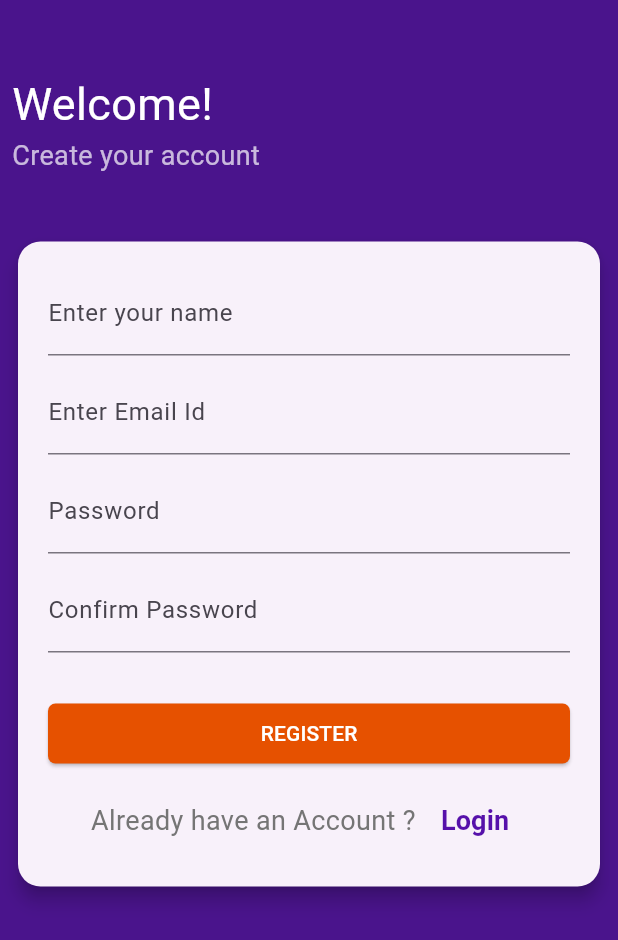
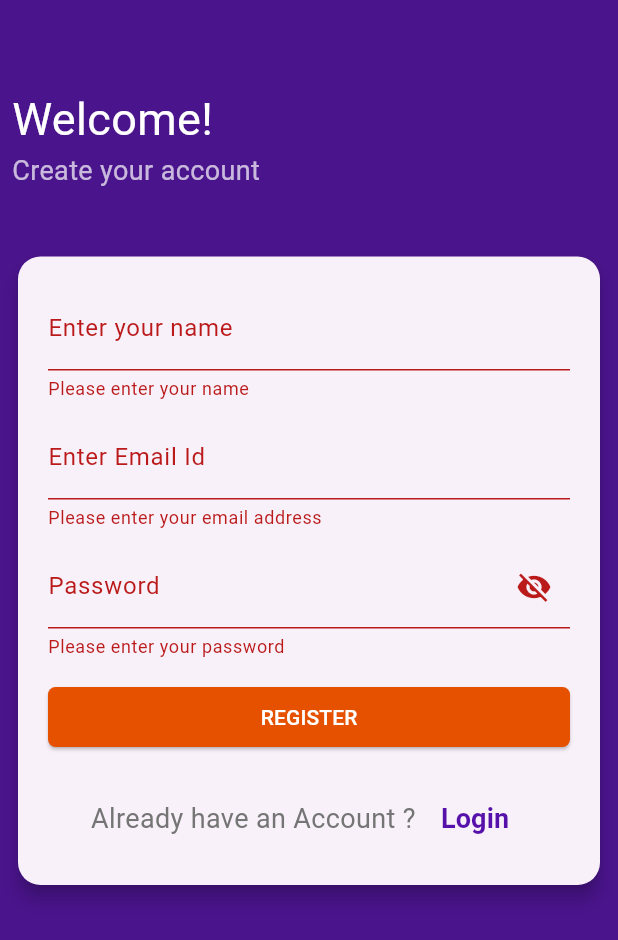
Before and after one commit to Rahullkumr/bynry_casestudy_flutter, a Flutter app: the RegisterPage screen opened directly, after a tap on "REGISTER", on a phone screen of 412 x 824 dp. Shown: the top 940 px of the screen. Run offline on Flutter 3.47's test engine with Material 3 defaults, Android fonts, the light colour scheme and no system bars.

Commit message:
fix: login and signup validations

```diff
--- a/lib/main.dart
+++ b/lib/main.dart
@@ -1,5 +1,5 @@
+import 'package:bynry_casestudy_flutter/login_page.dart';
 import 'package:flutter/material.dart';
-import 'package:myapp/login_page.dart';
 
 void main() {
   runApp(const MyApp());
--- a/lib/register_page.dart
+++ b/lib/register_page.dart
@@ -1,5 +1,5 @@
 import 'package:flutter/material.dart';
-import 'package:myapp/login_page.dart';
+import 'package:bynry_casestudy_flutter/login_page.dart';
 
 class RegisterPage extends StatefulWidget {
   const RegisterPage({super.key});
@@ -9,6 +9,12 @@ class RegisterPage extends StatefulWidget {
 }
 
 class _RegisterPageState extends State<RegisterPage> {
+  final _formKey = GlobalKey<FormState>();
+  String _name = "";
+  String _email = "";
+  String _password = "";
+  bool _visible = false;
+
   @override
   Widget build(BuildContext context) {
     return Scaffold(
@@ -20,7 +26,7 @@ class _RegisterPageState extends State<RegisterPage> {
             children: [
               // Text elements positioned at the top
               const Padding(
-                padding: EdgeInsets.only(top: 40),
+                padding: EdgeInsets.only(top: 50),
                 child: Row(
                   children: [
                     Expanded(
@@ -55,35 +61,84 @@ class _RegisterPageState extends State<RegisterPage> {
                 ),
                 child: Padding(
                   padding: const EdgeInsets.all(20.0),
+                  child: Form(
+                    key: _formKey,
                     child: Column(
                       mainAxisSize: MainAxisSize.min,
                       children: [
-                      const TextField(
-                        decoration: InputDecoration(
+                        // Username field
+                        TextFormField(
+                          decoration: const InputDecoration(
                             labelText: 'Enter your name',
                           ),
+                          validator: (value) {
+                            if (value == null || value.isEmpty) {
+                              return 'Please enter your name';
+                            }
+                            return null;
+                          },
+                          onSaved: (value) {
+                            _name = value!;
+                          },
                         ),
                         const SizedBox(height: 10.0),
-                      const TextField(
-                        decoration: InputDecoration(
+
+                        // Email field
+                        TextFormField(
+                          decoration: const InputDecoration(
                             labelText: 'Enter Email Id',
                           ),
+                          keyboardType: TextInputType.emailAddress,
+                          validator: (value) {
+                            if (value == null || value.isEmpty) {
+                              return 'Please enter your email address';
+                            }
+                            final emailRegExp = RegExp(
+                                r"[a-zA-Z0-9.!#$%&'*+/=?^_`{|}~-]+@[a-zA-Z0-9](?:[a-zA-Z0-9-]{0,253}[a-zA-Z0-9])?");
+                            if (!emailRegExp.hasMatch(value)) {
+                              return 'Please enter a valid email address';
+                            }
+                            return null;
+                          },
+                          onSaved: (value) {
+                            _email = value!;
+                          },
                         ),
-                      const SizedBox(height: 10.0), // Spacing between fields
-                      const TextField(
-                        obscureText: true,
+                        const SizedBox(height: 10.0),
+
+                        // Password field
+                        TextFormField(
                           decoration: InputDecoration(
                             labelText: 'Password',
+                            suffixIcon: IconButton(
+                              icon: Icon(
+                                _visible
+                                    ? Icons.visibility
+                                    : Icons.visibility_off,
+                              ),
+                              onPressed: () {
+                                setState(() {
+                                  _visible = !_visible;
+                                });
+                              },
                             ),
                           ),
-                      const SizedBox(height: 10.0), // Spacing between fields
-                      const TextField(
-                        obscureText: true,
-                        decoration: InputDecoration(
-                          labelText: 'Confirm Password',
+                          obscureText: !_visible,
+                          validator: (value) {
+                            if (value == null || value.isEmpty) {
+                              return 'Please enter your password';
+                            }
+                            if (value.length < 8) {
+                              return 'Password must be at least 8 characters long';
+                            }
+                            return null;
+                          },
+                          onSaved: (value) {
+                            _password = value!;
+                          },
                         ),
-                      ),
-                      const SizedBox(height: 30.0),
+                        const SizedBox(height: 15.0),
+
                         // Login button
                         Row(
                           children: [
@@ -96,7 +151,22 @@ class _RegisterPageState extends State<RegisterPage> {
                                   ),
                                 ),
                                 onPressed: () {
-                                // Handle login button press
+                                  if (_formKey.currentState!.validate()) {
+                                    _formKey.currentState!.save();
+                                    ScaffoldMessenger.of(context).showSnackBar(
+                                      const SnackBar(
+                                        content:
+                                            Text('Registration Successful'),
+                                        backgroundColor: Colors.green,
+                                      ),
+                                    );
+                                    Navigator.push(
+                                      context,
+                                      MaterialPageRoute(
+                                        builder: (context) => const LoginPage(),
+                                      ),
+                                    );
+                                  }
                                 },
                                 child: const Text('REGISTER',
                                     style: TextStyle(color: Colors.white)),
@@ -104,7 +174,8 @@ class _RegisterPageState extends State<RegisterPage> {
                             ),
                           ],
                         ),
-                      const SizedBox(height: 10.0),
+                        const SizedBox(height: 20.0),
+
                         Row(
                           mainAxisAlignment: MainAxisAlignment.center,
                           children: [
@@ -137,6 +208,7 @@ class _RegisterPageState extends State<RegisterPage> {
                     ),
                   ),
                 ),
+              ),
             ],
           ),
         ),
```
Also changed, not shown: lib/login_page.dart (+29 -8 lines), pubspec.yaml (+3 -34 lines), images/ss/fpwd.jpg (added), images/ss/login.jpg (added), images/ss/loginui.jpg (deleted), images/ss/register.jpg (added), pubspec.lock, 1 other file. Lines whose indentation alone changed are shown as unchanged.
